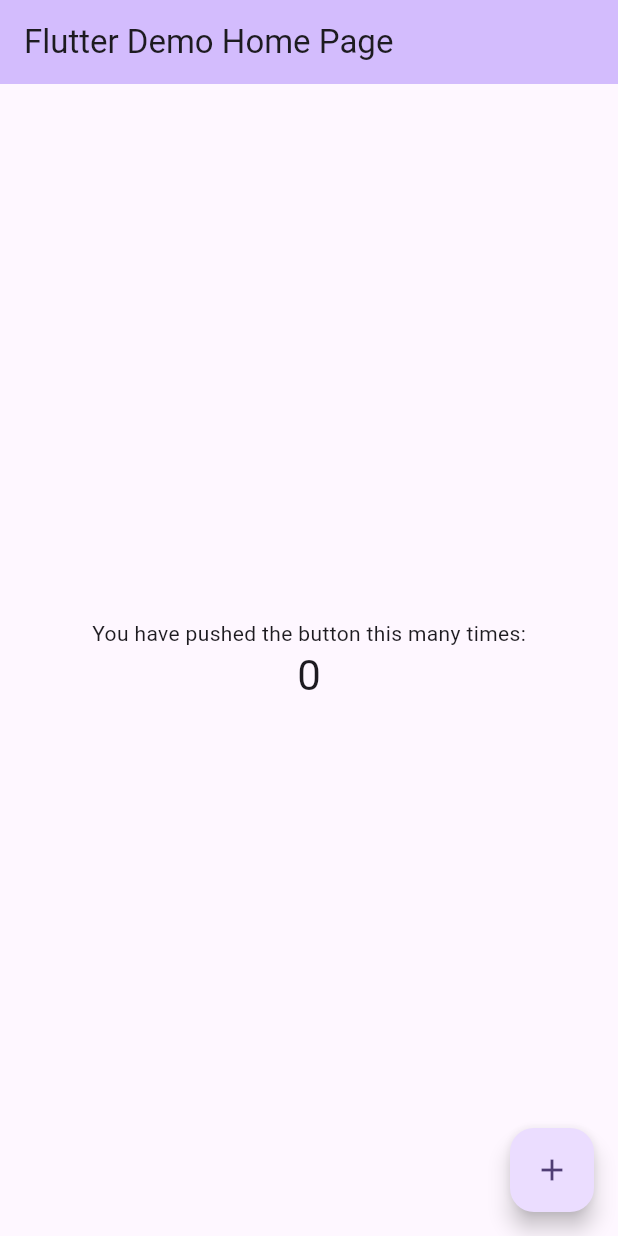
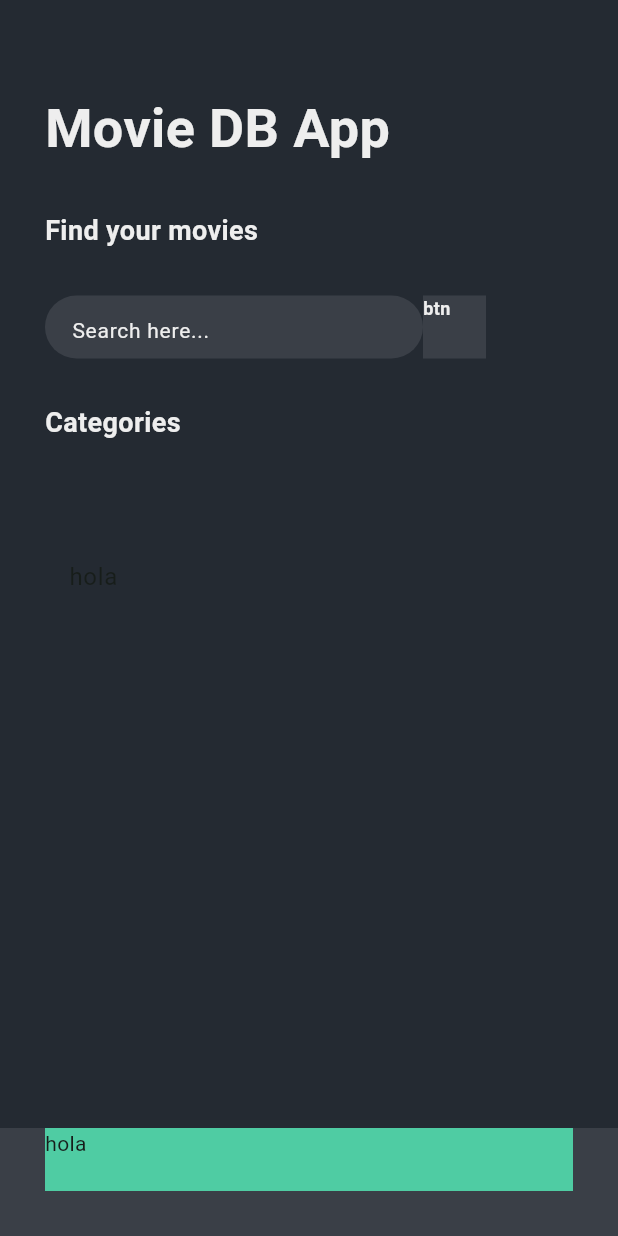
Before and after one commit to ivesklein/MoviesCatalogExercise, a Flutter app: the screen it shows after launch, on a phone screen of 412 x 824 dp. Run offline on Flutter 3.47's test engine with Material 3 defaults, Android fonts, the phone set to English and light mode, and no system bars.

Commit message:
folder structure, progress in dashboard view

```diff
--- /dev/null
+++ b/lib/constants.dart
@@ -0,0 +1,7 @@
+
+import 'package:flutter/material.dart';
+
+const Color colorBG = Color.fromARGB(255, 36, 42, 50);
+const Color colorSW = Color.fromARGB(255, 58, 63, 71);
+const Color colorHL = Color.fromARGB(255, 79, 204, 163);
+const Color colorWH = Color.fromARGB(255, 238, 238, 238);
--- a/lib/main.dart
+++ b/lib/main.dart
@@ -1,125 +1,31 @@
 import 'package:flutter/material.dart';
+import 'package:movies/constants.dart';
+import 'package:movies/views/dashboard/dashboard_view.dart';
+import 'package:movies/views/splash/splash_view.dart';
 
 void main() {
-  runApp(const MyApp());
+  runApp(const MoviesApp());
 }
 
-class MyApp extends StatelessWidget {
-  const MyApp({super.key});
+class MoviesApp extends StatelessWidget {
+  const MoviesApp({super.key});
 
   // This widget is the root of your application.
   @override
   Widget build(BuildContext context) {
     return MaterialApp(
-      title: 'Flutter Demo',
+      title: 'Movies Exercise',
       theme: ThemeData(
-        // This is the theme of your application.
-        //
-        // TRY THIS: Try running your application with "flutter run". You'll see
-        // the application has a purple toolbar. Then, without quitting the app,
-        // try changing the seedColor in the colorScheme below to Colors.green
-        // and then invoke "hot reload" (save your changes or press the "hot
-        // reload" button in a Flutter-supported IDE, or press "r" if you used
-        // the command line to start the app).
-        //
-        // Notice that the counter didn't reset back to zero; the application
-        // state is not lost during the reload. To reset the state, use hot
-        // restart instead.
-        //
-        // This works for code too, not just values: Most code changes can be
-        // tested with just a hot reload.
-        colorScheme: ColorScheme.fromSeed(seedColor: Colors.deepPurple),
+        colorScheme: ColorScheme.fromSeed(seedColor: colorHL),
         useMaterial3: true,
       ),
-      home: const MyHomePage(title: 'Flutter Demo Home Page'),
+      initialRoute: '/dashboard',
+      routes: {
+        '/dashboard': (_) => const Dashboard(),
+        //'/dashboard': (_) => const TodoList(),
+        //'/watchlist': (_) => const AddTodoPage(),
+        //'/details': (_) => const AddTodoPage(),
+      },
     );
   }
 }
-
-class MyHomePage extends StatefulWidget {
-  const MyHomePage({super.key, required this.title});
-
-  // This widget is the home page of your application. It is stateful, meaning
-  // that it has a State object (defined below) that contains fields that affect
-  // how it looks.
-
-  // This class is the configuration for the state. It holds the values (in this
-  // case the title) provided by the parent (in this case the App widget) and
-  // used by the build method of the State. Fields in a Widget subclass are
-  // always marked "final".
-
-  final String title;
-
-  @override
-  State<MyHomePage> createState() => _MyHomePageState();
-}
-
-class _MyHomePageState extends State<MyHomePage> {
-  int _counter = 0;
-
-  void _incrementCounter() {
-    setState(() {
-      // This call to setState tells the Flutter framework that something has
-      // changed in this State, which causes it to rerun the build method below
-      // so that the display can reflect the updated values. If we changed
-      // _counter without calling setState(), then the build method would not be
-      // called again, and so nothing would appear to happen.
-      _counter++;
-    });
-  }
-
-  @override
-  Widget build(BuildContext context) {
-    // This method is rerun every time setState is called, for instance as done
-    // by the _incrementCounter method above.
-    //
-    // The Flutter framework has been optimized to make rerunning build methods
-    // fast, so that you can just rebuild anything that needs updating rather
-    // than having to individually change instances of widgets.
-    return Scaffold(
-      appBar: AppBar(
-        // TRY THIS: Try changing the color here to a specific color (to
-        // Colors.amber, perhaps?) and trigger a hot reload to see the AppBar
-        // change color while the other colors stay the same.
-        backgroundColor: Theme.of(context).colorScheme.inversePrimary,
-        // Here we take the value from the MyHomePage object that was created by
-        // the App.build method, and use it to set our appbar title.
-        title: Text(widget.title),
-      ),
-      body: Center(
-        // Center is a layout widget. It takes a single child and positions it
-        // in the middle of the parent.
-        child: Column(
-          // Column is also a layout widget. It takes a list of children and
-          // arranges them vertically. By default, it sizes itself to fit its
-          // children horizontally, and tries to be as tall as its parent.
-          //
-          // Column has various properties to control how it sizes itself and
-          // how it positions its children. Here we use mainAxisAlignment to
-          // center the children vertically; the main axis here is the vertical
-          // axis because Columns are vertical (the cross axis would be
-          // horizontal).
-          //
-          // TRY THIS: Invoke "debug painting" (choose the "Toggle Debug Paint"
-          // action in the IDE, or press "p" in the console), to see the
-          // wireframe for each widget.
-          mainAxisAlignment: MainAxisAlignment.center,
-          children: <Widget>[
-            const Text(
-              'You have pushed the button this many times:',
-            ),
-            Text(
-              '$_counter',
-              style: Theme.of(context).textTheme.headlineMedium,
-            ),
-          ],
-        ),
-      ),
-      floatingActionButton: FloatingActionButton(
-        onPressed: _incrementCounter,
-        tooltip: 'Increment',
-        child: const Icon(Icons.add),
-      ), // This trailing comma makes auto-formatting nicer for build methods.
-    );
-  }
-}
--- /dev/null
+++ b/lib/views/dashboard/dashboard_view.dart
@@ -0,0 +1,112 @@
+import 'package:flutter/material.dart';
+import 'package:movies/constants.dart';
+
+class Dashboard extends StatelessWidget{
+  const Dashboard({super.key});
+
+  @override
+  Widget build(BuildContext context) {
+
+    double width = MediaQuery.of(context).size.width;
+    double height = MediaQuery.of(context).size.height;
+
+    print("w ${width}");
+    print("h ${height}");
+
+    List items = ["hola"];
+
+    return Scaffold(
+      body: Container(
+        decoration: const BoxDecoration(color: colorBG),
+        padding: EdgeInsets.only(left: 30, right: 30, top: 30, bottom: 30),
+        child: Column(
+          children: [
+            Container(
+              width: double.infinity,
+              padding: const EdgeInsets.only(top: 30, bottom: 30),
+              child: Text("Movie DB App", textAlign: TextAlign.left, style: TextStyle(fontSize: 36, color: colorWH, fontWeight: FontWeight.bold)),
+            ),
+            Container(
+              width: double.infinity,
+              padding: const EdgeInsets.only(bottom: 30),
+              child: const Text("Find your movies", textAlign: TextAlign.left, style: TextStyle(fontSize: 18, color: colorWH, fontWeight: FontWeight.w600)),
+            ),
+            Row(
+              //crossAxisAlignment: CrossAxisAlignment.stretch,
+              children: [
+                //Flexible(fit: FlexFit.tight, child:
+                Container(
+                  height: 42,
+                  width: 252,
+                  //decoration: const BoxDecoration(color: colorSW),
+                  child: TextField(
+                    style: TextStyle(fontSize: 14.0, color: colorWH),
+                    decoration: InputDecoration(
+                      filled: true,
+                      fillColor: colorSW,
+                      hintText: 'Search here...',
+                      hintStyle: TextStyle(fontSize: 14.0, color: colorWH),
+                      contentPadding:
+                          const EdgeInsets.only(left: 14.0, bottom: 8.0, top: 8.0),
+                      focusedBorder: OutlineInputBorder(
+                        borderSide: BorderSide(color: Colors.transparent),
+                        borderRadius: BorderRadius.circular(25.7),
+                      ),
+                      enabledBorder: UnderlineInputBorder(
+                        borderSide: BorderSide(color: Colors.transparent),
+                        borderRadius: BorderRadius.circular(25.7),
+                      ),
+                    ),
+                  ),
+                ),
+
+                Container(
+                  height: 42,
+                  width: 42,
+                  decoration: const BoxDecoration(color: colorSW),
+                  child: Text("btn", textAlign: TextAlign.left, style: TextStyle(fontSize: 12, color: colorWH, fontWeight: FontWeight.w600)),
+                )
+              ],
+            ),
+            Container(
+              width: double.infinity,
+              padding: const EdgeInsets.only(bottom: 30, top: 30),
+              child: const Text("Categories", textAlign: TextAlign.left, style: TextStyle(fontSize: 18, color: colorWH, fontWeight: FontWeight.w600)),
+            ),
+            Container(
+              width: double.infinity,
+              height: 32,
+              padding: const EdgeInsets.only(bottom: 30),
+              child: Text("categorias"),
+            ),
+            ListView.builder(
+              shrinkWrap: true,
+              itemCount: items.length,
+              itemBuilder: (BuildContext context, int index) {
+                return ListTile(
+                  title: Text(items[index]),
+                );
+              },
+            )
+          ],
+        ),
+      ),
+      bottomNavigationBar:
+        Container(
+          decoration: const BoxDecoration(color: colorSW),
+          child: Padding(
+            padding: const EdgeInsets.only(left: 30, right: 30, bottom: 30),
+            child: SizedBox(
+              width: 200,
+              height: 42,
+              child: Container(
+                decoration: const BoxDecoration(color: colorHL),
+                child: Text("hola"),
+              ),
+            ),
+          ),
+        ),
+    );
+  }
+
+}
--- /dev/null
+++ b/lib/views/splash/splash_view.dart
@@ -0,0 +1,11 @@
+import 'package:flutter/material.dart';
+
+class Splash extends StatelessWidget{
+  const Splash({super.key});
+
+  @override
+  Widget build(BuildContext context) {
+    return SafeArea(child: Container());
+  }
+
+}
```
Also changed, not shown: lib/assets/logo.png (added), 1 other file.
